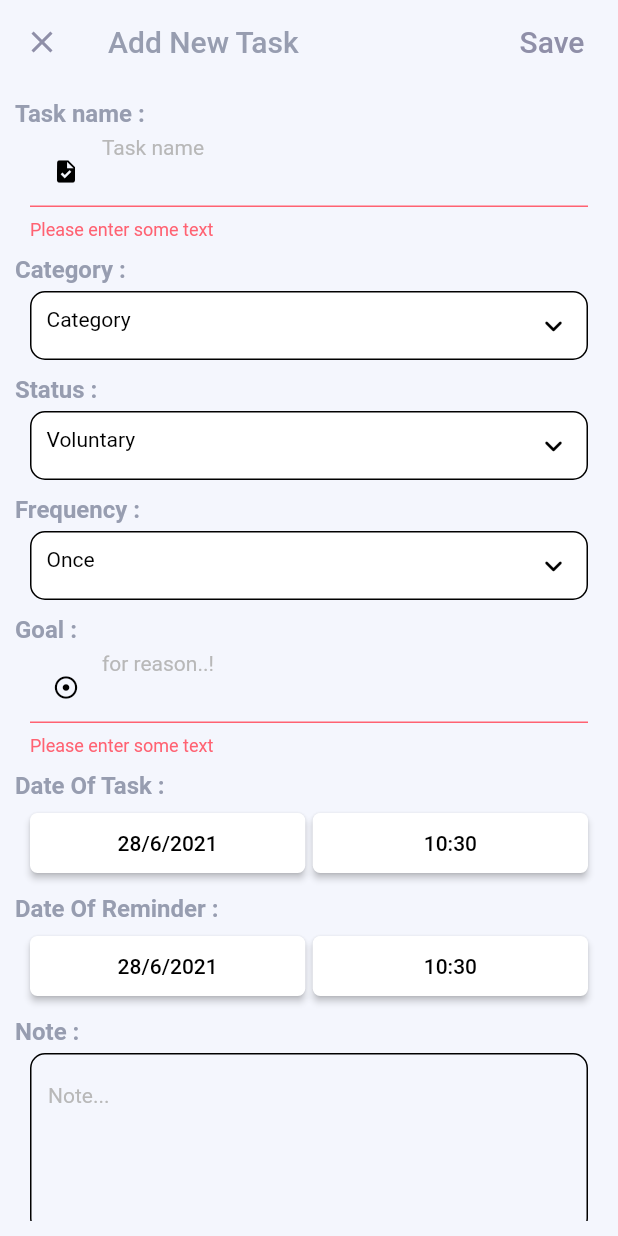
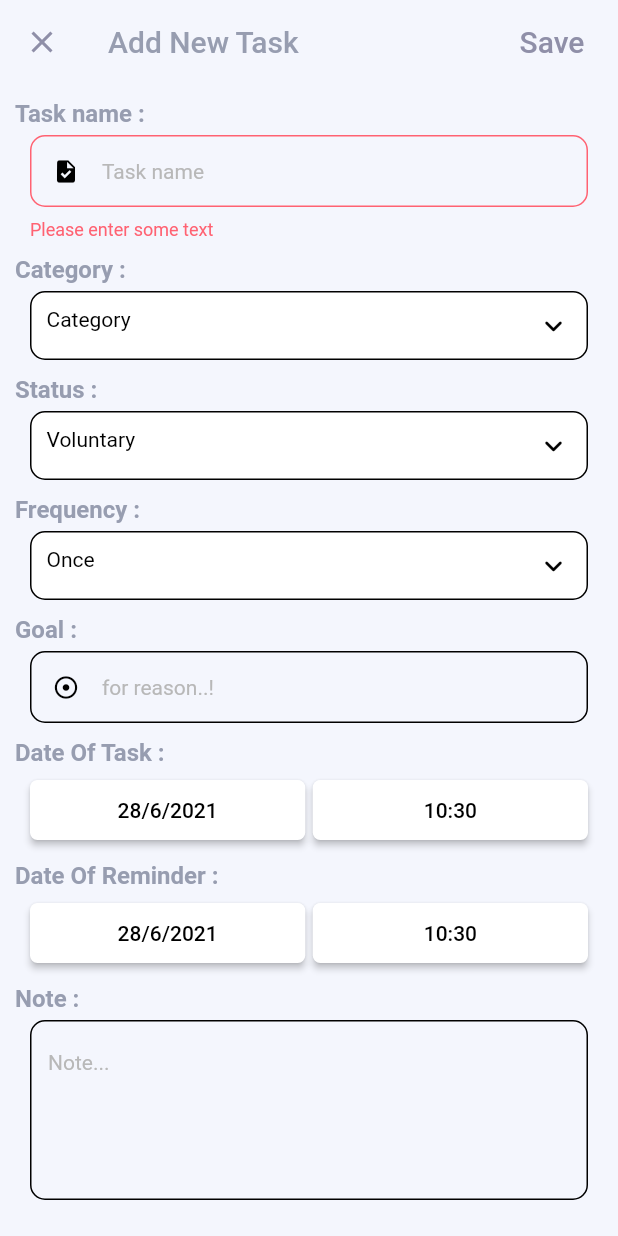
Before and after one commit to EngrTAHAR-Noureddine/ToDoList, a Flutter app: the AddNewTasks screen opened directly, after a tap on "Save", on a phone screen of 412 x 824 dp. Run offline on Flutter 3.47's test engine with Material 2 defaults, Android fonts, the phone set to English and light mode, and no system bars; our stand-ins replace flutter_advanced_drawer, sqflite; accounts and stored records are empty.

Commit message:
fix addNewTask and edit Task

```diff
--- a/lib/ModelView/add_new_task.dart
+++ b/lib/ModelView/add_new_task.dart
@@ -7,7 +7,24 @@ import 'package:todolist/Models/draft_model.dart';
 import 'package:todolist/Models/task_model.dart';
 
 class AddNewTasks extends StatefulWidget {
-
+ int id;
+  String task;
+  String category;
+  String note;
+  String status;
+  String frequency;
+  String date;
+  String time;
+  String dateReminder;
+  String timeReminder;
+  String goal;
+  AddNewTasks({ this.goal,
+                this.category,this.note,
+                this.task,this.date,
+                this.status,this.frequency,
+                this.dateReminder,this.timeReminder,
+                this.time, this.id
+              });
   @override
   _AddNewTasksState createState() => _AddNewTasksState();
 }
@@ -102,9 +119,9 @@ class _AddNewTasksState extends State<AddNewTasks> {
   TextEditingController _addGoal =new TextEditingController();
 
 bool enabled = true;
-  String _categorySelected = "Category";
-  String _statusSelected = "Voluntary";
-  String _frequencySelected = "Once";
+  String _categorySelected;
+  String _statusSelected ;
+  String _frequencySelected;
 
   DateTime selectedDate = DateTime.now();
   TimeOfDay selectedTime = TimeOfDay(hour: 00, minute: 00);
@@ -200,10 +217,38 @@ bool enabled = true;
         selectedDate = picked;
       });
   }
+  List<String> _part =[];
+  @override
+  void initState() {
+
+   if((widget.task!=null)&&(widget.task.isNotEmpty))_taskName.text = widget.task;
+  if((widget.timeReminder!=null)&&(widget.timeReminder.isNotEmpty)) _timeR = widget.timeReminder;
+
+   _categorySelected =((widget.category!=null)&&(widget.category.isNotEmpty))? widget.category:"Category";
+
+   _frequencySelected =((widget.frequency!=null)&&(widget.frequency.isNotEmpty))? widget.frequency:"Once";
+
+   if((widget.dateReminder!=null)&&(widget.dateReminder.isNotEmpty)){
+     _part= widget.dateReminder.split("/");
+    selectedReminder = DateTime(int.parse(_part[2]),int.parse(_part[1]),int.parse(_part[0]));
+   }
+
+   if((widget.date!=null)&&(widget.date.isNotEmpty)){
+     _part= widget.date.split("/");
+     selectedDate = DateTime(int.parse(_part[2]),int.parse(_part[1]),int.parse(_part[0]));
+   }
+
+    if((widget.note!=null)&&(widget.note.isNotEmpty)) _addNoteText.text = widget.note;
+
+     _statusSelected =((widget.status!=null)&&(widget.status.isNotEmpty))? widget.status:"Voluntary";
+
+   if((widget.goal!=null)&&(widget.goal.isNotEmpty))_addGoal.text = widget.goal;
+    if((widget.time!=null)&&(widget.time.isNotEmpty)) _time =widget.time ;
+  }
 
   @override
   Widget build(BuildContext context) {
-
+    initState();
     return WillPopScope (
       onWillPop: () async{
         if(_categorySelected =="Category") _categorySelected = "Temporary";
@@ -219,7 +264,7 @@ bool enabled = true;
             goal: _addGoal.text,
             time: _time
         );
-        DBProvider.db.newDraft(taskAsDraft);
+        if(_taskName.text.isNotEmpty) DBProvider.db.newDraft(taskAsDraft);
 
         Navigator.pop(context);
         return false;
@@ -246,7 +291,8 @@ bool enabled = true;
                 goal: _addGoal.text,
                 time: _time
               );
-              DBProvider.db.newDraft(taskAsDraft);
+
+              if(_taskName.text.isNotEmpty) DBProvider.db.newDraft(taskAsDraft);
 
               Navigator.pop(context);
               },
@@ -270,8 +316,11 @@ bool enabled = true;
                         goal: _addGoal.text,
                         time: _time
                     );
-                    DBProvider.db.newTask(task);
-                    print(DBProvider.db.getAllTask());
+                    if(widget.id!=null){
+                      task.id = widget.id;
+                      DBProvider.db.updateTask(task);
+                    }else DBProvider.db.newTask(task);
+
 
                     _formKey.currentState.save();
 
@@ -361,6 +410,24 @@ bool enabled = true;
 
                           borderSide: BorderSide(
                             color: Theme.of(context).floatingActionButtonTheme.backgroundColor,
+                            width: 1,
+                            style: BorderStyle.solid,
+                          ),
+                        ),
+                        focusedErrorBorder: OutlineInputBorder(
+                          borderRadius: BorderRadius.circular(10.0),
+
+                          borderSide: BorderSide(
+                            color: Theme.of(context).errorColor,
+                            width: 1,
+                            style: BorderStyle.solid,
+                          ),
+                        ),
+                        errorBorder: OutlineInputBorder(
+                          borderRadius: BorderRadius.circular(10.0),
+
+                          borderSide: BorderSide(
+                            color: Theme.of(context).errorColor,
                             width: 1,
                             style: BorderStyle.solid,
                           ),
@@ -677,13 +744,6 @@ bool enabled = true;
                     padding: EdgeInsets.only(left: 10, right: 10,),
                     child:TextFormField(
 
-                      // focusNode: currentFocus,
-                      validator: (value) {
-                        if (value == null || value.isEmpty) {
-                          return 'Please enter some text';
-                        }
-                        return null;
-                      },
                       textAlign: TextAlign.left,
                       style: TextStyle(fontSize: 14,color: Theme.of(context).floatingActionButtonTheme.backgroundColor ),
                       maxLines: 1,
--- a/lib/Models/task_model.dart
+++ b/lib/Models/task_model.dart
@@ -108,12 +108,12 @@ class Category {
 
 class Item {
   Task task;
-  bool isExpanded;
+
 
 
   Item(Task task){
     this.task= task;
-    this.isExpanded = false;
+
   }
 
 
--- a/lib/View/home_view.dart
+++ b/lib/View/home_view.dart
@@ -170,7 +170,7 @@ class _HomeState extends State<Home> {
               elevation: 0,
               child: Icon(Icons.add ,color: Theme.of(context).splashColor,),
               backgroundColor: Theme.of(context).primaryColor,
-              onPressed: () async {
+              onPressed: (){
 
                 Navigator.push(
                   context,
```
Also changed, not shown: lib/ModelView/tasks_model.dart (+55 -3 lines).
